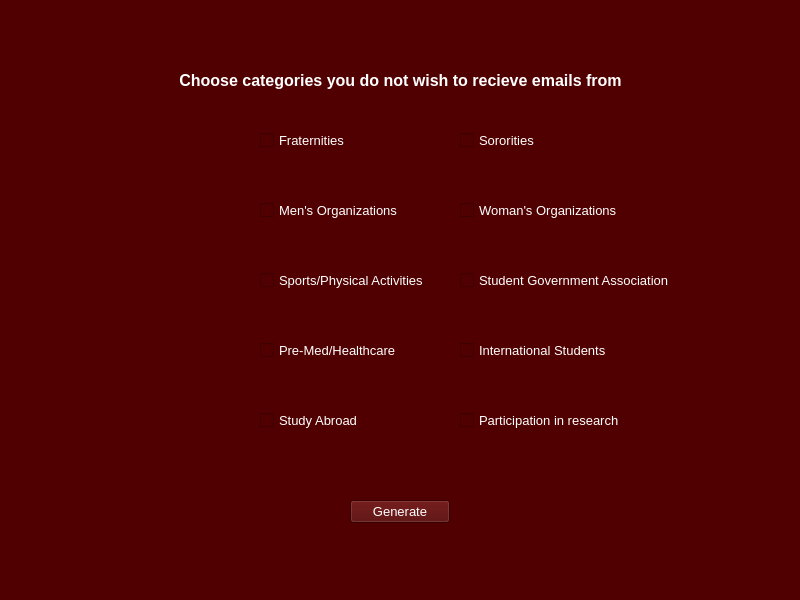
Old version of the form test.ui in the repository ninjaboyangel/BTHOspam.
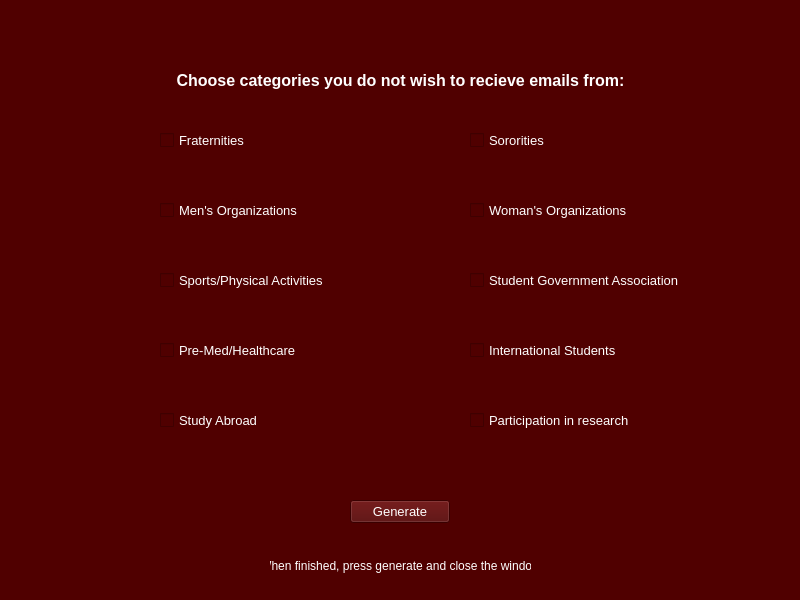
New version of the form.

Commit message: Added helper text

Patch:
```diff
--- a/test.ui
+++ b/test.ui
@@ -466,7 +466,7 @@
    <widget class="QCheckBox" name="fratBox">
     <property name="geometry">
      <rect>
-      <x>260</x>
+      <x>160</x>
       <y>120</y>
       <width>90</width>
       <height>40</height>
@@ -611,7 +611,7 @@
    <widget class="QCheckBox" name="soroBox">
     <property name="geometry">
      <rect>
-      <x>460</x>
+      <x>470</x>
       <y>120</y>
       <width>90</width>
       <height>40</height>
@@ -1000,7 +1000,7 @@
      <string notr="true">color: rgb(255, 255, 255);</string>
     </property>
     <property name="text">
-     <string>Choose categories you do not wish to recieve emails from</string>
+     <string>Choose categories you do not wish to recieve emails from:</string>
     </property>
     <property name="alignment">
      <set>Qt::AlignCenter</set>
@@ -1009,7 +1009,7 @@
    <widget class="QCheckBox" name="mensBox">
     <property name="geometry">
      <rect>
-      <x>260</x>
+      <x>160</x>
       <y>190</y>
       <width>141</width>
       <height>40</height>
@@ -1154,7 +1154,7 @@
    <widget class="QCheckBox" name="womsBox">
     <property name="geometry">
      <rect>
-      <x>460</x>
+      <x>470</x>
       <y>190</y>
       <width>161</width>
       <height>40</height>
@@ -1299,7 +1299,7 @@
    <widget class="QCheckBox" name="sportBox">
     <property name="geometry">
      <rect>
-      <x>260</x>
+      <x>160</x>
       <y>260</y>
       <width>171</width>
       <height>40</height>
@@ -1444,7 +1444,7 @@
    <widget class="QCheckBox" name="medBox">
     <property name="geometry">
      <rect>
-      <x>260</x>
+      <x>160</x>
       <y>330</y>
       <width>141</width>
       <height>40</height>
@@ -1589,7 +1589,7 @@
    <widget class="QCheckBox" name="abroadBox">
     <property name="geometry">
      <rect>
-      <x>260</x>
+      <x>160</x>
       <y>400</y>
       <width>101</width>
       <height>40</height>
@@ -1734,7 +1734,7 @@
    <widget class="QCheckBox" name="govBox">
     <property name="geometry">
      <rect>
-      <x>460</x>
+      <x>470</x>
       <y>260</y>
       <width>211</width>
       <height>40</height>
@@ -1879,7 +1879,7 @@
    <widget class="QCheckBox" name="internBox">
     <property name="geometry">
      <rect>
-      <x>460</x>
+      <x>470</x>
       <y>330</y>
       <width>151</width>
       <height>40</height>
@@ -2024,7 +2024,7 @@
    <widget class="QCheckBox" name="reschBox">
     <property name="geometry">
      <rect>
-      <x>460</x>
+      <x>470</x>
       <y>400</y>
       <width>161</width>
       <height>40</height>
@@ -2166,6 +2166,194 @@
      </size>
     </property>
    </widget>
+   <widget class="QLabel" name="label_2">
+    <property name="geometry">
+     <rect>
+      <x>270</x>
+      <y>550</y>
+      <width>261</width>
+      <height>31</height>
+     </rect>
+    </property>
+    <property name="palette">
+     <palette>
+      <active>
+       <colorrole role="WindowText">
+        <brush brushstyle="SolidPattern">
+         <color alpha="255">
+          <red>255</red>
+          <green>255</green>
+          <blue>255</blue>
+         </color>
+        </brush>
+       </colorrole>
+       <colorrole role="Button">
+        <brush brushstyle="SolidPattern">
+         <color alpha="255">
+          <red>80</red>
+          <green>0</green>
+          <blue>0</blue>
+         </color>
+        </brush>
+       </colorrole>
+       <colorrole role="Text">
+        <brush brushstyle="SolidPattern">
+         <color alpha="255">
+          <red>255</red>
+          <green>255</green>
+          <blue>255</blue>
+         </color>
+        </brush>
+       </colorrole>
+       <colorrole role="Base">
+        <brush brushstyle="SolidPattern">
+         <color alpha="255">
+          <red>80</red>
+          <green>0</green>
+          <blue>0</blue>
+         </color>
+        </brush>
+       </colorrole>
+       <colorrole role="Window">
+        <brush brushstyle="SolidPattern">
+         <color alpha="255">
+          <red>80</red>
+          <green>0</green>
+          <blue>0</blue>
+         </color>
+        </brush>
+       </colorrole>
+       <colorrole role="PlaceholderText">
+        <brush brushstyle="SolidPattern">
+         <color alpha="128">
+          <red>255</red>
+          <green>255</green>
+          <blue>255</blue>
+         </color>
+        </brush>
+       </colorrole>
+      </active>
+      <inactive>
+       <colorrole role="WindowText">
+        <brush brushstyle="SolidPattern">
+         <color alpha="255">
+          <red>255</red>
+          <green>255</green>
+          <blue>255</blue>
+         </color>
+        </brush>
+       </colorrole>
+       <colorrole role="Button">
+        <brush brushstyle="SolidPattern">
+         <color alpha="255">
+          <red>80</red>
+          <green>0</green>
+          <blue>0</blue>
+         </color>
+        </brush>
+       </colorrole>
+       <colorrole role="Text">
+        <brush brushstyle="SolidPattern">
+         <color alpha="255">
+          <red>255</red>
+          <green>255</green>
+          <blue>255</blue>
+         </color>
+        </brush>
+       </colorrole>
+       <colorrole role="Base">
+        <brush brushstyle="SolidPattern">
+         <color alpha="255">
+          <red>80</red>
+          <green>0</green>
+          <blue>0</blue>
+         </color>
+        </brush>
+       </colorrole>
+       <colorrole role="Window">
+        <brush brushstyle="SolidPattern">
+         <color alpha="255">
+          <red>80</red>
+          <green>0</green>
+          <blue>0</blue>
+         </color>
+        </brush>
+       </colorrole>
+       <colorrole role="PlaceholderText">
+        <brush brushstyle="SolidPattern">
+         <color alpha="128">
+          <red>255</red>
+          <green>255</green>
+          <blue>255</blue>
+         </color>
+        </brush>
+       </colorrole>
+      </inactive>
+      <disabled>
+       <colorrole role="WindowText">
+        <brush brushstyle="SolidPattern">
+         <color alpha="255">
+          <red>120</red>
+          <green>120</green>
+          <blue>120</blue>
+         </color>
+        </brush>
+       </colorrole>
+       <colorrole role="Button">
+        <brush brushstyle="SolidPattern">
+         <color alpha="255">
+          <red>80</red>
+          <green>0</green>
+          <blue>0</blue>
+         </color>
+        </brush>
+       </colorrole>
+       <colorrole role="Text">
+        <brush brushstyle="SolidPattern">
+         <color alpha="255">
+          <red>120</red>
+          <green>120</green>
+          <blue>120</blue>
+         </color>
+        </brush>
+       </colorrole>
+       <colorrole role="Base">
+        <brush brushstyle="SolidPattern">
+         <color alpha="255">
+          <red>80</red>
+          <green>0</green>
+          <blue>0</blue>
+         </color>
+        </brush>
+       </colorrole>
+       <colorrole role="Window">
+        <brush brushstyle="SolidPattern">
+         <color alpha="255">
+          <red>80</red>
+          <green>0</green>
+          <blue>0</blue>
+         </color>
+        </brush>
+       </colorrole>
+       <colorrole role="PlaceholderText">
+        <brush brushstyle="SolidPattern">
+         <color alpha="128">
+          <red>0</red>
+          <green>0</green>
+          <blue>0</blue>
+         </color>
+        </brush>
+       </colorrole>
+      </disabled>
+     </palette>
+    </property>
+    <property name="text">
+     <string>When finished, press generate and close the window</string>
+    </property>
+    <property name="alignment">
+     <set>Qt::AlignCenter</set>
+    </property>
+   </widget>
   </widget>
   <widget class="QStatusBar" name="statusbar"/>
  </widget>
```
The commit also changes 1 other file.
